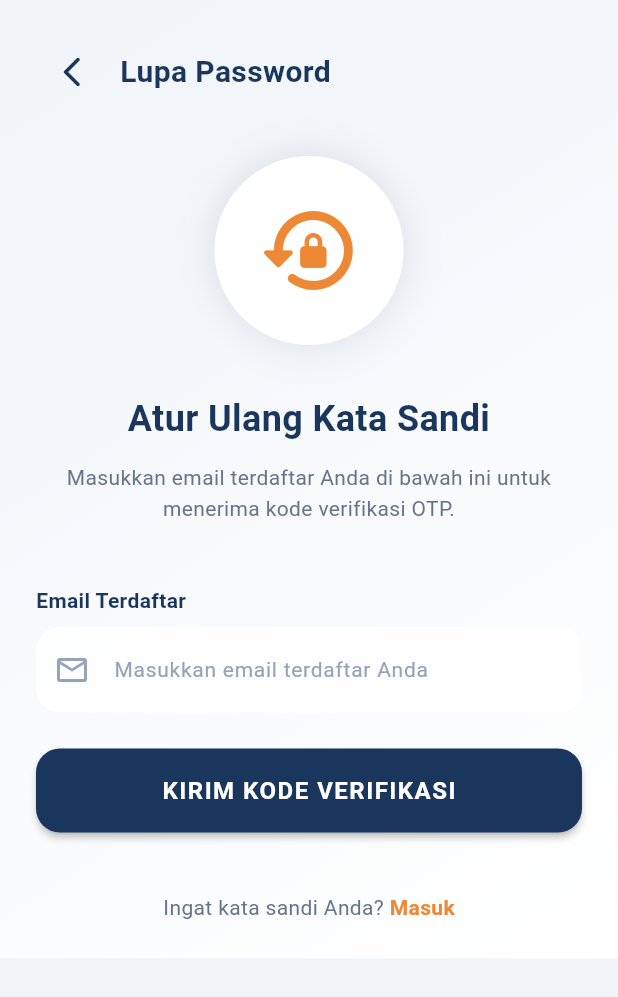
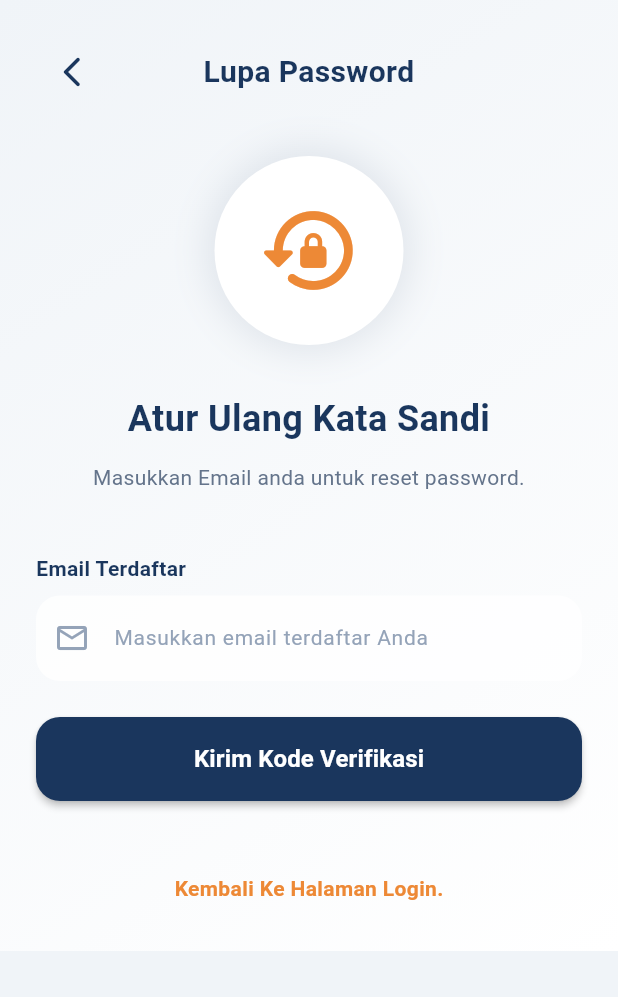
Before and after one commit to vchan181101/cerdas_ai, a Flutter app: the ForgotPasswordScreen screen opened by its route, on a phone screen of 412 x 824 dp. Shown: the top 997 px of the screen. Run offline on Flutter 3.47's test engine with Material 3 defaults, Android fonts, the light colour scheme and no system bars; our stand-ins replace connectivity_plus, dartz, dio, equatable, file_picker, flutter_dotenv and 13 more; accounts and stored records are empty.

Commit message:
update 02 Oktober 2026

```diff
--- a/lib/main.dart
+++ b/lib/main.dart
@@ -108,6 +108,7 @@ class _MyAppState extends State<MyApp> {
                 '/kode-verifikasi': (context) => const OtpVerificationScreen(),
                 '/password-baru': (context) => const NewPasswordScreen(),
                 '/password-telah-diubah': (context) => const PasswordChangedScreen(),
+                '/akun-telah-dibuat': (context) => const AccountCreatedScreen(),
                 '/login-google': (context) => const LoginWithGoogleScreen(),
                 '/login-ios': (context) => const LoginWithIosScreen(),
                 '/dashboard': (context) => const DashboardScreen(),
@@ -131,6 +132,7 @@ class _MyAppState extends State<MyApp> {
                 '/sampah': (context) => const SampahScreen(),
                 '/tentang-aplikasi': (context) => const AboutScreen(),
                 '/foto-informasi': (context) => const PhotoInformationScreen(),
+                '/kamera': (context) => const CustomCameraScreen(),
                 '/upgrade-plus': (context) => const UpgradePlusScreen(),
                 '/gemini-model-selector': (context) => const GeminiModelSelectorScreen(),
 
--- a/lib/screens/activity/activity.dart
+++ b/lib/screens/activity/activity.dart
@@ -11,3 +11,4 @@ export 'quiz_exam_screen.dart';
 export 'photo_information_screen.dart';
 export 'setting_screen.dart';
 export 'splash_screen.dart';
+export 'custom_camera_screen.dart';
--- a/lib/screens/login.daftar/auth.dart
+++ b/lib/screens/login.daftar/auth.dart
@@ -1,3 +1,4 @@
+export 'account_created_screen.dart';
 export 'forgot_password_screen.dart';
 export 'login_screen.dart';
 export 'login_with_google_screen.dart';
--- a/lib/screens/login.daftar/forgot_password_screen.dart
+++ b/lib/screens/login.daftar/forgot_password_screen.dart
@@ -70,15 +70,19 @@ class _ForgotPasswordScreenState extends State<ForgotPasswordScreen> {
                 crossAxisAlignment: CrossAxisAlignment.stretch,
                 children: [
                   // 1. Header Top Bar (Tombol Kembali & Judul)
-                  Row(
+                  Stack(
+                    alignment: Alignment.center,
                     children: [
-                      IconButton(
+                      Align(
+                        alignment: Alignment.centerLeft,
+                        child: IconButton(
                           icon: const Icon(Icons.arrow_back_ios_new_rounded, color: AppColors.navyPrimary),
                           onPressed: _isLoading ? null : () => Navigator.pop(context),
                         ),
-                      const SizedBox(width: 8),
+                      ),
                       const Text(
                         'Lupa Password',
+                        textAlign: TextAlign.center,
                         style: TextStyle(
                           fontSize: 20,
                           fontWeight: FontWeight.bold,
@@ -125,7 +129,7 @@ class _ForgotPasswordScreenState extends State<ForgotPasswordScreen> {
                   ),
                   const SizedBox(height: 12),
                   const Text(
-                    'Masukkan email terdaftar Anda di bawah ini untuk menerima kode verifikasi OTP.',
+                    'Masukkan Email anda untuk reset password.',
                     textAlign: TextAlign.center,
                     style: TextStyle(
                       color: AppColors.textMuted,
@@ -224,11 +228,10 @@ class _ForgotPasswordScreenState extends State<ForgotPasswordScreen> {
                         ),
                       ),
                       child: const Text(
-                        'KIRIM KODE VERIFIKASI',
+                        'Kirim Kode Verifikasi',
                         style: TextStyle(
                           fontSize: 16,
                           fontWeight: FontWeight.bold,
-                          letterSpacing: 1,
                         ),
                       ),
                     ),
@@ -236,21 +239,18 @@ class _ForgotPasswordScreenState extends State<ForgotPasswordScreen> {
                   const SizedBox(height: 40),
 
                   // 7. Footer Kembali Ke Login
-                  Row(
-                    mainAxisAlignment: MainAxisAlignment.center,
-                    children: [
-                      const Text(
-                        'Ingat kata sandi Anda? ',
-                        style: TextStyle(color: AppColors.textMuted, fontSize: 14),
-                      ),
-                      GestureDetector(
+                  Center(
+                    child: GestureDetector(
+                      behavior: HitTestBehavior.opaque,
                       onTap: _isLoading
                           ? null
                           : () {
                               Navigator.pushReplacementNamed(context, '/login');
                             },
-                        child: const Text(
-                          'Masuk',
+                      child: const Padding(
+                        padding: EdgeInsets.symmetric(vertical: 8.0, horizontal: 16.0),
+                        child: Text(
+                          'Kembali Ke Halaman Login.',
                           style: TextStyle(
                             color: AppColors.orangeAccent,
                             fontWeight: FontWeight.bold,
@@ -258,7 +258,7 @@ class _ForgotPasswordScreenState extends State<ForgotPasswordScreen> {
                           ),
                         ),
                       ),
-                    ],
+                    ),
                   ),
                 ],
               ),
--- a/lib/values/strings.dart
+++ b/lib/values/strings.dart
@@ -122,6 +122,9 @@ class AppStrings {
   static String get btnDaftar => _get({'id': 'Daftar', 'en': 'Register'});
   static String get promptSudahPunyaAkun => _get({'id': 'Sudah punya akun? ', 'en': 'Already have an account? '});
   static String get actionMasuk => _get({'id': 'Masuk', 'en': 'Login'});
+  static String get headingAkunDibuat => _get({'id': 'Akun Telah Dibuat!', 'en': 'Account Created!'});
+  static String get descAkunDibuat => _get({'id': 'Akun Anda telah berhasil dibuat. Silakan masuk untuk mulai menggunakan layanan Cerdas AI.', 'en': 'Your account has been successfully created. Please log in to start using Cerdas AI.'});
+  static String get btnLanjutkan => _get({'id': 'Lanjutkan', 'en': 'Continue'});
 
   // ===========================================================================
   // PASSWORD RECOVERY
@@ -135,7 +138,7 @@ class AppStrings {
   static String get labelKonfirmasiPasswordBaru => _get({'id': 'Konfirmasi Kata Sandi Baru', 'en': 'Confirm New Password'});
   static String get hintKonfirmasiPasswordBaru => _get({'id': 'Ulangi kata sandi baru Anda', 'en': 'Repeat new password'});
   static String get btnSimpanPassword => _get({'id': 'Simpan Kata Sandi', 'en': 'Save Password'});
-  static String get titlePasswordBaru => _get({'id': 'Buat Password Baru', 'en': 'Create New Password'});
+  static String get titlePasswordBaru => _get({'id': 'Buat Kata Sandi Baru', 'en': 'Create New Password'});
   static String get headingPasswordDiubah => _get({'id': 'Kata Sandi Telah Berubah!', 'en': 'Password Changed!'});
   static String get descPasswordDiubah => _get({'id': 'Kata sandi Anda telah berhasil diperbarui.', 'en': 'Your password has been successfully updated.'});
   static String get btnKembaliLogin => _get({'id': 'Kembali ke Halaman Login', 'en': 'Back to Login'});
@@ -166,6 +169,7 @@ class AppStrings {
   static String get descAttachment => _get({'id': 'Lampirkan File', 'en': 'Attach File'});
   static String get titleAktivitas => _get({'id': 'Aktivitas', 'en': 'Activity', 'it': 'Attività', 'fr': 'Activé', 'es': 'Actividad'});
   static String get hintSearchRiwayat => _get({'id': 'Cari riwayat pertanyaan..', 'en': 'Search question history..'});
+  static String get hintSearchRepositoryFile => _get({'id': 'Cari riwayat repository file..', 'en': 'Search repository file history..'});
   static String get filterSemua => _get({'id': 'Semua', 'en': 'All'});
   static String get filterDokumen => _get({'id': 'Dokumen', 'en': 'Documents'});
   static String get filterBelajar => _get({'id': 'Belajar', 'en': 'Learn'});
--- a/lib/widgets/custom_input_box.dart
+++ b/lib/widgets/custom_input_box.dart
@@ -43,6 +43,7 @@ class CustomInputBox extends StatelessWidget {
       onTap: onTap,
       readOnly: readOnly,
       maxLines: maxLines,
+      textAlignVertical: TextAlignVertical.center,
       style: const TextStyle(fontSize: 14, color: AppColors.textPrimary),
       decoration: InputBoxHelper.buildInputDecoration(
         context: context,
```
Also changed, not shown: lib/adapters/history_adapter.dart (+112 -98 lines), lib/screens/login.daftar/new_password_screen.dart (+9 -5 lines), lib/screens/login.daftar/otp_verification_screen.dart (+50 -10 lines), lib/screens/login.daftar/register_screen.dart (+16 -5 lines), lib/widgets/screen_header.dart (+34 -0 lines). Lines whose indentation alone changed are shown as unchanged.
